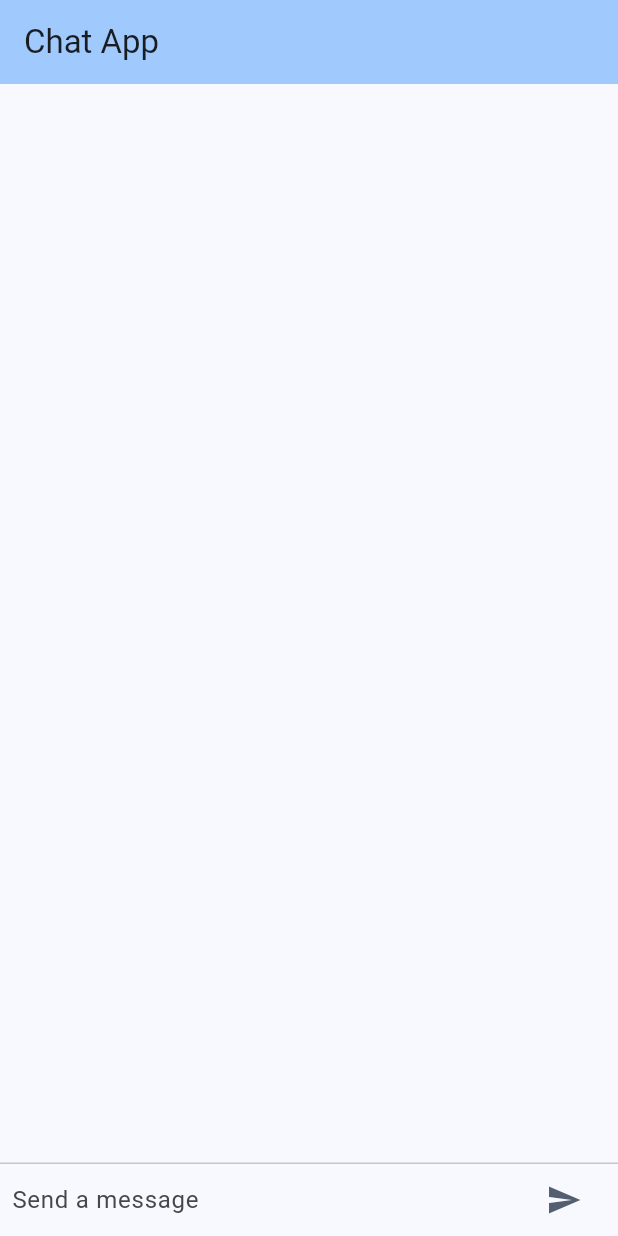
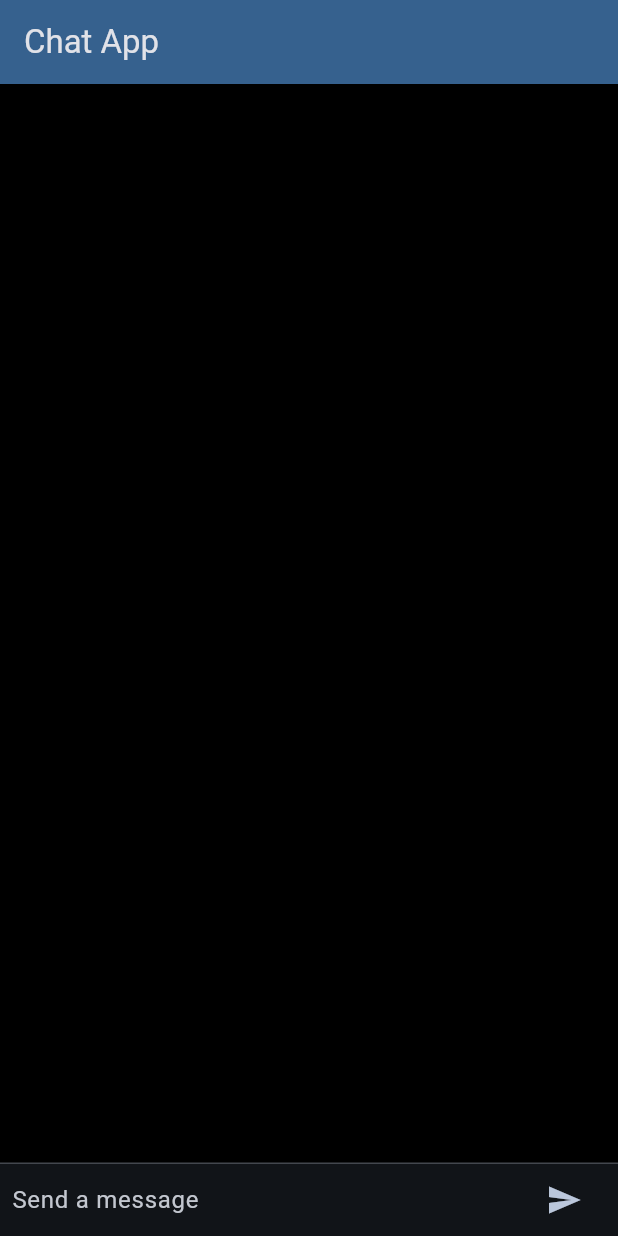
Before and after one commit to could-ai/019873e0-0dcd-7a84-99a9-7d7268f1927f, a Flutter app: the screen it shows after launch, on a phone screen of 412 x 824 dp. Run offline on Flutter 3.47's test engine with Material 3 defaults, Android fonts, the phone set to English and light mode, and no system bars.

Commit message:
Changed the app's theme to a dark theme with a black background. In `lib/main.dart`, the `ThemeData` was updated by setting `brightness` to `Brightness.dark` and `scaffoldBackgroundColor` to `Colors.black`. The `ColorScheme` is still seeded with blue but adapted for dark mode, ensuring UI elements like text and icons have appropriate contrast against the new black background.

```diff
--- a/usr/lib/main.dart
+++ b/usr/lib/main.dart
@@ -14,7 +14,12 @@ class MyApp extends StatelessWidget {
       title: 'Chat App',
       debugShowCheckedModeBanner: false,
       theme: ThemeData(
-        colorScheme: ColorScheme.fromSeed(seedColor: Colors.blue),
+        brightness: Brightness.dark,
+        scaffoldBackgroundColor: Colors.black,
+        colorScheme: ColorScheme.fromSeed(
+          seedColor: Colors.blue,
+          brightness: Brightness.dark
+        ),
         useMaterial3: true,
       ),
       home: const ChatScreen(),
```
